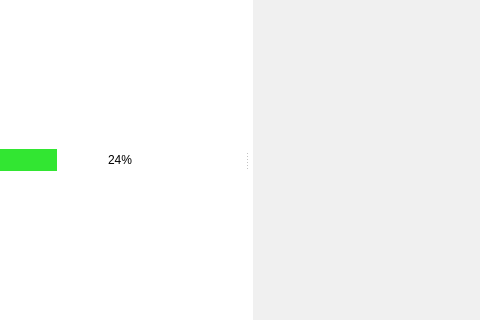
Above: MainWindow.ui from kacerpetr/QRssReader before the change; both pictures show x 0 to 480 and y 105 to 425 of the 949 by 530 pixel window. Below: the same form after it.
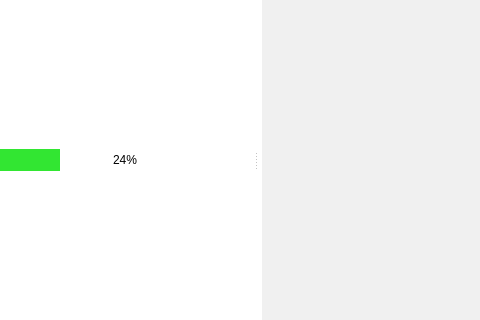
That is the form after the change. Icons and pictures are not drawn.

```diff
--- a/MainWindow.ui
+++ b/MainWindow.ui
@@ -80,7 +80,7 @@
       <widget class="QFrame" name="frame1">
        <property name="sizePolicy">
         <sizepolicy hsizetype="Preferred" vsizetype="Preferred">
-         <horstretch>4</horstretch>
+         <horstretch>7</horstretch>
          <verstretch>0</verstretch>
         </sizepolicy>
        </property>
@@ -124,7 +124,7 @@
       <widget class="QFrame" name="frame2">
        <property name="sizePolicy">
         <sizepolicy hsizetype="Preferred" vsizetype="Preferred">
-         <horstretch>3</horstretch>
+         <horstretch>5</horstretch>
          <verstretch>0</verstretch>
         </sizepolicy>
        </property>
```
